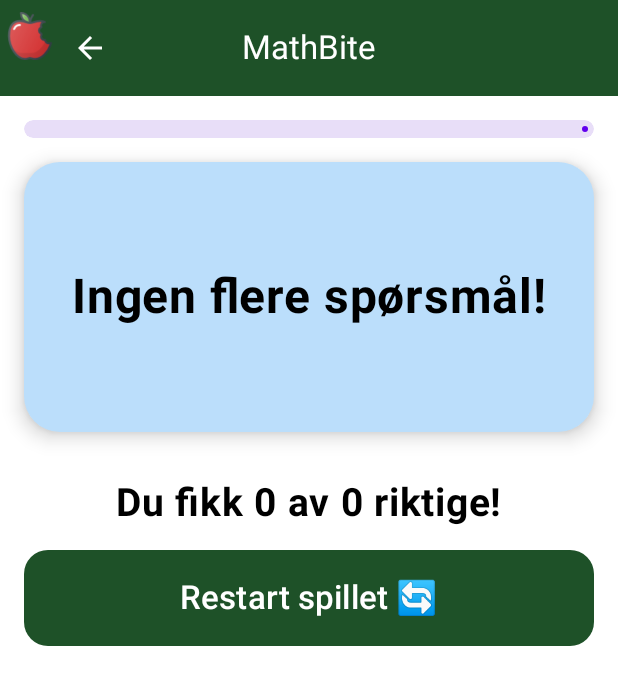
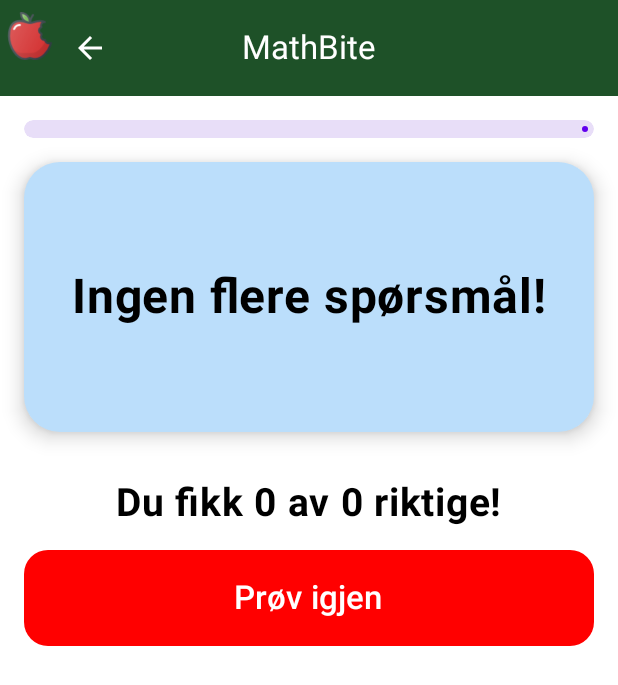
Before and after one commit to daquynht/Prosjekt1_s385550, an Android app built with Jetpack Compose: the GameScreen screen opened through its navigation route, on a phone screen of 412 x 824 dp. Shown: the top 685 px of the screen. Run offline under Robolectric (Android 15) with nearby library versions, the phone set to English and light mode, and no system bars.

Commit message:
Ryddet kode og fikset prøv igjen knappen

```diff
--- a/app/src/main/java/com/example/prosjekt1_s385550/GameViewModel.kt
+++ b/app/src/main/java/com/example/prosjekt1_s385550/GameViewModel.kt
@@ -23,13 +23,13 @@ class GameViewModel(application: Application) : AndroidViewModel(application) {
 
     val usedIndices = mutableSetOf<Int>()         // Holder styr på totalt brukte spørsmål
 
-    /** Start ny runde med valgt antall spørsmål */
+    // Start ny runde med valgt antall spørsmål
     fun startGame(numQuestions: Int, prefViewModel: PrefViewModel) {
         totalQuestions = numQuestions
         score = 0
         questionsAnswered = 0
 
-        // Hent totalt antall spørsmål som allerede er gjort
+        // hent hvor mange oppgaver som allerede er gjort totalt
         val antallGjort = prefViewModel.hentAntallGjort()
         usedIndices.clear()
         for (i in 0 until antallGjort) {
@@ -39,7 +39,7 @@ class GameViewModel(application: Application) : AndroidViewModel(application) {
         loadNewQuestion(prefViewModel)
     }
 
-    /** Laster et nytt spørsmål som ikke er brukt */
+    // Hent neste spørsmål som ikke er brukt
     fun loadNewQuestion(prefViewModel: PrefViewModel) {
         if (questionsAnswered >= totalQuestions || usedIndices.size >= questionsArray.size) {
             currentQuestion = ""
@@ -68,14 +68,13 @@ class GameViewModel(application: Application) : AndroidViewModel(application) {
         currentAnswer = ""
     }
 
+    //Sjekk svar, og passer på at brukerinput ikke er null
     fun checkAnswer(prefViewModel: PrefViewModel) {
         val userAnswer = currentAnswer.toIntOrNull()
         if (userAnswer == null) {
             feedback = "Skriv inn et tall!"
             return
         }
-
-        questionsAnswered++
 
         if (userAnswer == answersArray[currentIndex]) {
             score++
@@ -84,22 +83,28 @@ class GameViewModel(application: Application) : AndroidViewModel(application) {
             feedback = "Feil! ❌ Svaret var ${answersArray[currentIndex]}"
         }
 
+        questionsAnswered++  // Flyttes etter feedback
+
         // Oppdater totalt antall oppgaver gjort
         val totalDone = prefViewModel.hentAntallGjort() + 1
         prefViewModel.settAntallGjort(totalDone)
-
-        // ❌ Ikke last nytt spørsmål her!
-        // loadNewQuestion(prefViewModel)
     }
 
-    /** Start ny runde med resterende spørsmål */
+    // Prøv igjen denne runden
     fun tryAgain(prefViewModel: PrefViewModel) {
         score = 0
         questionsAnswered = 0
-        loadNewQuestion(prefViewModel)
+        loadNewQuestion(prefViewModel) // trekker fra de som er igjen
     }
 
-    /** Start helt nytt spill */
+    /** Sjekk om en ny runde er mulig */
+    fun canTryAgain(): Boolean {
+        val brukt = usedIndices.size
+        val totalt = questionsArray.size
+        return brukt + totalQuestions <= totalt
+    }
+
+    //Resetter alt for å starte en ny runde
     fun restart(prefViewModel: PrefViewModel) {
         score = 0
         questionsAnswered = 0
--- a/app/src/main/java/com/example/prosjekt1_s385550/ui/components/MinDialog.kt
+++ b/app/src/main/java/com/example/prosjekt1_s385550/ui/components/MinDialog.kt
@@ -12,7 +12,7 @@ fun MinDialog(
     onConfirmation: () -> Unit,
     dialogTitle: String,
     dialogText: String,
-    icon: ImageVector = Icons.Filled.Info // Optional icon
+    icon: ImageVector = Icons.Filled.Info //
 ) {
     AlertDialog(
         icon = {
--- a/app/src/main/java/com/example/prosjekt1_s385550/ui/screens/GameScreen.kt
+++ b/app/src/main/java/com/example/prosjekt1_s385550/ui/screens/GameScreen.kt
@@ -3,18 +3,24 @@ package com.example.prosjekt1_s385550.ui.screens
 import androidx.compose.foundation.layout.*
 import androidx.compose.foundation.shape.RoundedCornerShape
 import androidx.compose.material3.*
+import androidx.compose.material3.LinearProgressIndicator
 import androidx.compose.runtime.Composable
+import androidx.compose.runtime.mutableStateOf
+import androidx.compose.runtime.remember
 import androidx.compose.ui.Alignment
 import androidx.compose.ui.Modifier
 import androidx.compose.ui.draw.clip
 import androidx.compose.ui.graphics.Color
+import androidx.compose.ui.res.stringResource
 import androidx.compose.ui.text.font.FontWeight
 import androidx.compose.ui.unit.dp
 import androidx.compose.ui.unit.sp
 import com.example.prosjekt1_s385550.GameViewModel
 import com.example.prosjekt1_s385550.PrefViewModel
 import com.example.prosjekt1_s385550.ui.components.AppTopBar
+import com.example.prosjekt1_s385550.ui.components.MinDialog
 import com.example.prosjekt1_s385550.ui.theme.ButtonGreen
+import com.example.prosjekt1_s385550.R
 
 @OptIn(ExperimentalMaterial3Api::class)
 @Composable
@@ -23,6 +29,8 @@ fun GameScreen(
     prefViewModel: PrefViewModel,
     onBack: () -> Unit
 ) {
+    var showDialog = remember { mutableStateOf(false) }
+
     val question = gameViewModel.currentQuestion
     val answer = gameViewModel.currentAnswer
     val feedback = gameViewModel.feedback
@@ -33,7 +41,11 @@ fun GameScreen(
 
     Scaffold(
         topBar = {
-            AppTopBar(title = "MathBite", showBackButton = true, onBackClick = onBack)
+            AppTopBar(
+                title = "MathBite",
+                showBackButton = true,
+                onBackClick = { showDialog.value = true }
+            )
         }
     ) { padding ->
         Column(
@@ -43,18 +55,20 @@ fun GameScreen(
                 .padding(16.dp),
             horizontalAlignment = Alignment.CenterHorizontally
         ) {
-            // Fremdrift
+            // Progress bar
             LinearProgressIndicator(
-                progress = if (totalQuestions > 0) questionsAnswered / totalQuestions.toFloat() else 0f,
-                modifier = Modifier
-                    .fillMaxWidth()
-                    .height(12.dp)
-                    .clip(RoundedCornerShape(6.dp))
+            progress = { if (totalQuestions > 0) questionsAnswered / totalQuestions.toFloat() else 0f },
+            modifier = Modifier
+                                .fillMaxWidth()
+                                .height(12.dp)
+                                .clip(RoundedCornerShape(6.dp)),
+            color = ProgressIndicatorDefaults.linearColor,
+            trackColor = ProgressIndicatorDefaults.linearTrackColor,
+            strokeCap = ProgressIndicatorDefaults.LinearStrokeCap,
             )
 
             Spacer(modifier = Modifier.height(16.dp))
 
-            // Spørsmål + svar
             // Spørsmål + svar
             Card(
                 modifier = Modifier.fillMaxWidth().height(180.dp),
@@ -109,7 +123,7 @@ fun GameScreen(
                         colors = ButtonDefaults.buttonColors(containerColor = ButtonGreen),
                         shape = RoundedCornerShape(12.dp)
                     ) {
-                        Text("Neste", color = Color.White, fontSize = 20.sp)
+                        Text( text = stringResource(id = R.string.next), color = Color.White, fontSize = 20.sp)
                     }
                 }
             }
@@ -138,9 +152,16 @@ fun GameScreen(
                             }
 
                             val onClickAction = when (key) {
-                                "C" -> { { gameViewModel.clearAnswer() } }
-                                "=" -> { { gameViewModel.checkAnswer(prefViewModel) } } // Enter-funksjon
-                                else -> { { gameViewModel.appendDigit(key) } }
+                                "C" -> {
+                                    { gameViewModel.clearAnswer() }
+                                }
+
+                                "=" -> {
+                                    { gameViewModel.checkAnswer(prefViewModel) }
+                                } // Enter-funksjon
+                                else -> {
+                                    { gameViewModel.appendDigit(key) }
+                                }
                             }
 
                             Button(
@@ -174,18 +195,16 @@ fun GameScreen(
                         modifier = Modifier.padding(bottom = 16.dp)
                     )
 
-                    // Hvis fortsatt spørsmål igjen totalt → prøv igjen, ellers restart
-                    val totalSpm = gameViewModel.usedIndices.size
-                    if (totalSpm < gameViewModel.totalQuestions) {
+                    if (gameViewModel.canTryAgain()) {
                         Button(
                             onClick = { gameViewModel.tryAgain(prefViewModel) },
-                            colors = ButtonDefaults.buttonColors(containerColor = ButtonGreen),
+                            colors = ButtonDefaults.buttonColors(containerColor = Color.Red),
                             shape = RoundedCornerShape(16.dp),
                             modifier = Modifier
                                 .fillMaxWidth()
                                 .height(64.dp)
                         ) {
-                            Text("Prøv igjen 🔄", fontSize = 22.sp, color = Color.White)
+                            Text(text = stringResource(id = R.string.try_again), fontSize = 22.sp, color = Color.White)
                         }
                     } else {
                         Button(
@@ -196,11 +215,22 @@ fun GameScreen(
                                 .fillMaxWidth()
                                 .height(64.dp)
                         ) {
-                            Text("Restart spillet 🔄", fontSize = 22.sp, color = Color.White)
+                            Text(stringResource(id = R.string.restart), fontSize = 22.sp, color = Color.White)
                         }
                     }
                 }
             }
         }
+        if (showDialog.value) {
+            MinDialog(
+                onDismissRequest = { showDialog.value = false },
+                onConfirmation = {
+                    showDialog.value = false
+                    onBack() // kaller MainMenu
+                },
+                dialogTitle = stringResource (id = R.string.exit_gamle_title),
+                dialogText = stringResource(id = R.string.exit_game_text)
+            )
+        }
     }
 }
--- a/app/src/main/java/com/example/prosjekt1_s385550/ui/screens/MainMenu.kt
+++ b/app/src/main/java/com/example/prosjekt1_s385550/ui/screens/MainMenu.kt
@@ -15,6 +15,7 @@ import androidx.compose.ui.draw.scale
 import androidx.compose.ui.graphics.Color
 import androidx.compose.ui.layout.ContentScale
 import androidx.compose.ui.res.painterResource
+import androidx.compose.ui.res.stringResource
 import androidx.compose.ui.text.font.FontWeight
 import androidx.compose.ui.unit.dp
 import androidx.compose.ui.unit.sp
@@ -62,7 +63,7 @@ fun MainMenu(
 
                 // Overskrift
                 Text(
-                    text = "MathBite",
+                    text = stringResource(id = R.string.game_title),
                     fontSize = 55.sp,
                     fontWeight = FontWeight.ExtraBold,
                     color = Color.White,
@@ -107,7 +108,7 @@ fun MainMenu(
                         modifier = Modifier.size(28.dp)
                     )
                     Spacer(modifier = Modifier.width(8.dp))
-                    Text(text = "Preferanser", fontSize = 24.sp, color = Color.White)
+                    Text(text = stringResource(id = R.string.preferences), fontSize = 24.sp, color = Color.White)
                 }
 
                 Spacer(modifier = Modifier.height(16.dp))
@@ -126,7 +127,7 @@ fun MainMenu(
                         modifier = Modifier.size(28.dp)
                     )
                     Spacer(modifier = Modifier.width(8.dp))
-                    Text(text = "Om spillet", fontSize = 24.sp, color = Color.White)
+                    Text(text = stringResource(id = R.string.about_game), fontSize = 24.sp, color = Color.White)
                 }
             }
         }
--- a/app/src/main/res/values/strings.xml
+++ b/app/src/main/res/values/strings.xml
@@ -5,7 +5,14 @@
     <string name="start_game"> Start spill </string>
     <string name="about_game"> Om spillet</string>
     <string name="preferences"> Preferanser </string>
-
-    <!-- Tittel -->
-    <string name="game_title">Mattespill</string>
+    <string name="game_title">MathBite</string>
+    <string name="exit_gamle_title">Avslutte spillet?</string>
+    <string name="exit_game_text"> Er du sikker på at du vil avslutte spillet?</string>
+    <string name= "correct">Riktig!</string>
+    <string name= "incorrect">Feil!</string>
+    <string name = "next">Neste</string>
+    <string name ="restart">"Restart spillet 🔄</string>
+  <string name ="about_game_text">MathBite er et spennende mattespill hvor du kan bli bedre i matte - én bit om gangen!
+                        "Du kan velge hvor mange oppgaver du ønsker å spille med i Preferanser (5, 10 eller 15). Hver oppgave gir deg poeng, og målet er å få flest riktige svar.Lykke til og ha det gøy med MathBit! </string>
+<string name= "try_again">Prøv igjen </string>
 </resources>
```
Also changed, not shown: app/src/main/java/com/example/prosjekt1_s385550/ui/screens/AboutGame.kt (+5 -5 lines), app/src/main/res/values/colors.xml (deleted, +0 -19 lines).
